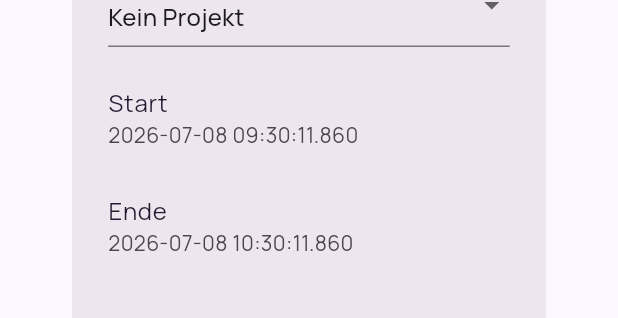
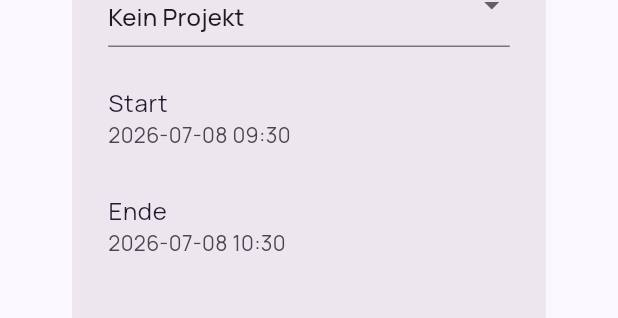
Before and after one commit to mordilion/Hickory, a Flutter app: the _ManualEntryDialog widget shown alone on an empty page, opened directly, on a phone screen of 412 x 824 dp. Shown: the part 529-847 px from the top of the screen. Run offline on Flutter 3.47's test engine with Material 3 defaults, Android fonts, the phone set to English and light mode, and no system bars; our stand-ins replace csv, drift, file_picker, flutter_riverpod, google_fonts, plugin_platform_interface and 2 more; accounts and stored records are empty; generated files the repository leaves out were written again.

Commit message:
Fix raw DateTime display showing microseconds in dialog/entries list
manual_entry_dialog.dart and entries_list.dart both interpolated a
DateTime directly (toString()/toLocal()), which includes microseconds
(e.g. "2026-07-08 09:13:41.883748"). Use the existing formatDate/
formatTime helpers instead, consistent with how the Reports screen
already displays dates.

Co-Authored-By: Claude Sonnet 5 <noreply@anthropic.com>

```diff
--- a/lib/features/entries/entries_list.dart
+++ b/lib/features/entries/entries_list.dart
@@ -2,6 +2,7 @@ import 'package:flutter/material.dart';
 import 'package:flutter_riverpod/flutter_riverpod.dart';
 
 import '../../core/di/sync_providers.dart';
+import '../../core/format/date_format.dart';
 import '../../core/format/duration_format.dart';
 import '../../data/drift/database.dart';
 import '../projects/projects_providers.dart';
@@ -69,7 +70,8 @@ class EntriesList extends ConsumerWidget {
                       ? entry.description!
                       : (project?.name ?? 'Ohne Beschreibung')),
                   subtitle: Text(
-                    '${project?.name ?? 'Kein Projekt'} · ${entry.startAt.toLocal()}',
+                    '${project?.name ?? 'Kein Projekt'} · '
+                    '${formatDate(entry.startAt)} ${formatTime(entry.startAt)}',
                   ),
                   trailing: Text(formatDuration(duration)),
                   onTap: () => showManualEntryDialog(context, ref, existing: entry),
--- a/lib/features/entries/manual_entry_dialog.dart
+++ b/lib/features/entries/manual_entry_dialog.dart
@@ -4,6 +4,7 @@ import 'package:flutter_riverpod/flutter_riverpod.dart';
 
 import '../../core/di/device_id_provider.dart';
 import '../../core/di/sync_providers.dart';
+import '../../core/format/date_format.dart';
 import '../../data/drift/database.dart';
 import '../projects/projects_providers.dart';
 
@@ -141,13 +142,13 @@ class _ManualEntryDialogState extends ConsumerState<_ManualEntryDialog> {
             ListTile(
               contentPadding: EdgeInsets.zero,
               title: const Text('Start'),
-              subtitle: Text(_startAt.toString()),
+              subtitle: Text('${formatDate(_startAt)} ${formatTime(_startAt)}'),
               onTap: () => _pickDateTime(isStart: true),
             ),
             ListTile(
               contentPadding: EdgeInsets.zero,
               title: const Text('Ende'),
-              subtitle: Text(_endAt.toString()),
+              subtitle: Text('${formatDate(_endAt)} ${formatTime(_endAt)}'),
               onTap: () => _pickDateTime(isStart: false),
             ),
           ],
```
